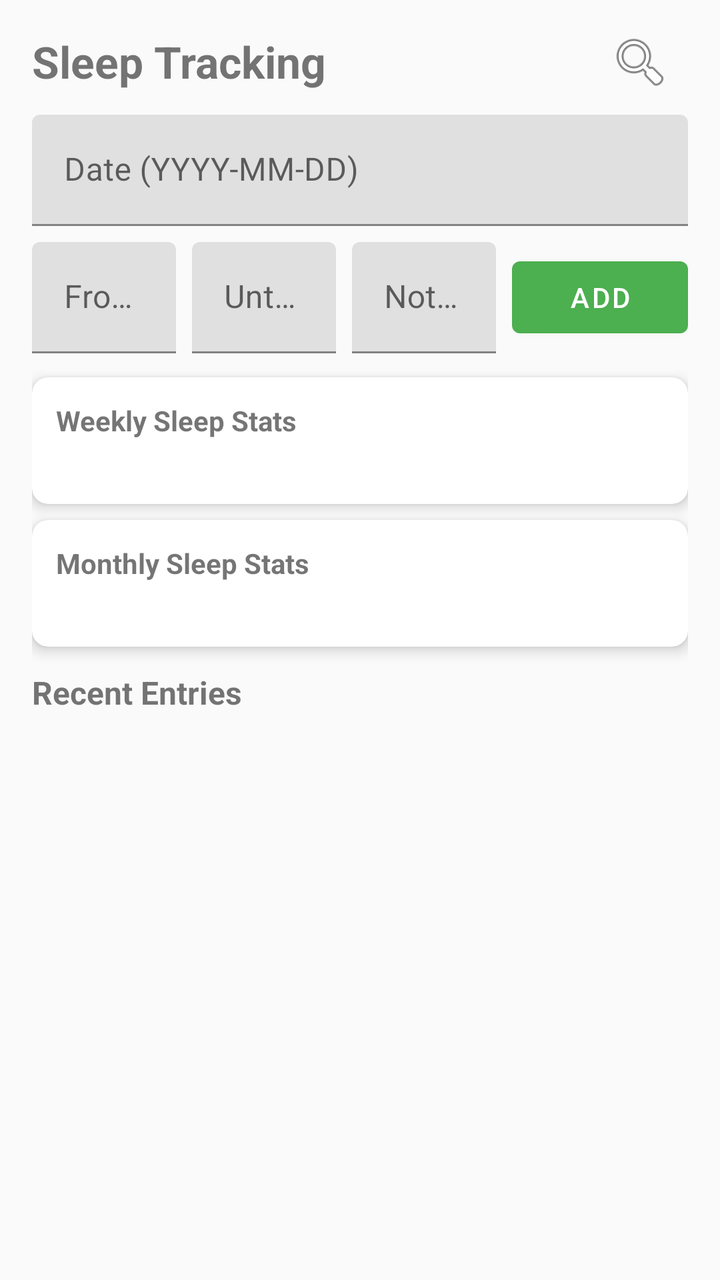
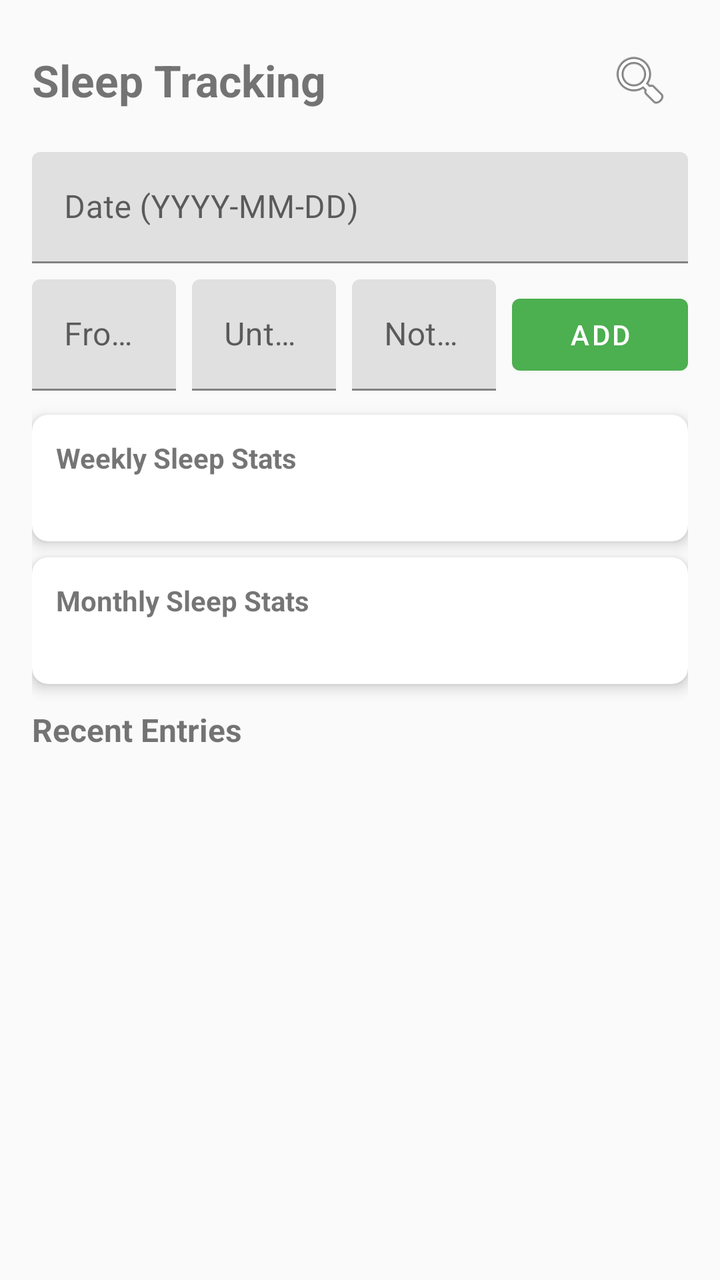

An Android layout rendered at two revisions. The XML below is the earlier revision; the diff shows what the commit changed to produce the second picture.
<!-- AndroidManifest.xml: application theme Theme.HabitEvaluator -->
<!-- res/layout/fragment_sleep_tracking.xml -->
<?xml version="1.0" encoding="utf-8"?>
<androidx.constraintlayout.widget.ConstraintLayout xmlns:android="http://schemas.android.com/apk/res/android"
    xmlns:app="http://schemas.android.com/apk/res-auto"
    android:layout_width="match_parent"
    android:layout_height="match_parent"
    android:padding="16dp">

    <TextView
        android:id="@+id/sleepTrackingTitle"
        android:layout_width="0dp"
        android:layout_height="wrap_content"
        android:text="@string/sleep_tracking_title"
        android:textSize="22sp"
        android:textStyle="bold"
        app:layout_constraintEnd_toStartOf="@id/viewAnalysisButton"
        app:layout_constraintStart_toStartOf="parent"
        app:layout_constraintTop_toTopOf="parent" />

    <ImageButton
        android:id="@+id/viewAnalysisButton"
        android:layout_width="wrap_content"
        android:layout_height="wrap_content"
        android:background="?attr/selectableItemBackgroundBorderless"
        android:contentDescription="@string/sleep_view_analysis"
        android:padding="8dp"
        android:src="@android:drawable/ic_menu_search"
        app:layout_constraintBottom_toBottomOf="@id/sleepTrackingTitle"
        app:layout_constraintEnd_toEndOf="parent"
        app:layout_constraintTop_toTopOf="@id/sleepTrackingTitle" />

    <LinearLayout
        android:id="@+id/dateInputLayout"
        android:layout_width="0dp"
        android:layout_height="wrap_content"
        android:layout_marginTop="12dp"
        android:gravity="center_vertical"
        android:orientation="horizontal"
        app:layout_constraintEnd_toEndOf="parent"
        app:layout_constraintStart_toStartOf="parent"
        app:layout_constraintTop_toBottomOf="@id/sleepTrackingTitle">

        <com.google.android.material.textfield.TextInputLayout
            android:layout_width="0dp"
            android:layout_height="wrap_content"
            android:layout_weight="1"
            android:hint="@string/sleep_date_hint">

            <com.google.android.material.textfield.TextInputEditText
                android:id="@+id/sleepDateInput"
                android:layout_width="match_parent"
                android:layout_height="wrap_content"
                android:focusable="false"
                android:clickable="true"
                android:inputType="none" />
        </com.google.android.material.textfield.TextInputLayout>
    </LinearLayout>

    <LinearLayout
        android:id="@+id/inputLayout"
        android:layout_width="0dp"
        android:layout_height="wrap_content"
        android:layout_marginTop="8dp"
        android:gravity="center_vertical"
        android:orientation="horizontal"
        app:layout_constraintEnd_toEndOf="parent"
        app:layout_constraintStart_toStartOf="parent"
        app:layout_constraintTop_toBottomOf="@id/dateInputLayout">

        <com.google.android.material.textfield.TextInputLayout
            android:layout_width="0dp"
            android:layout_height="wrap_content"
            android:layout_weight="1"
            android:hint="@string/sleep_from_hint">

            <com.google.android.material.textfield.TextInputEditText
                android:id="@+id/sleepFromInput"
                android:layout_width="match_parent"
                android:layout_height="wrap_content"
                android:inputType="time" />
        </com.google.android.material.textfield.TextInputLayout>

        <com.google.android.material.textfield.TextInputLayout
            android:layout_width="0dp"
            android:layout_height="wrap_content"
            android:layout_marginStart="8dp"
            android:layout_weight="1"
            android:hint="@string/sleep_until_hint">

            <com.google.android.material.textfield.TextInputEditText
                android:id="@+id/sleepUntilInput"
                android:layout_width="match_parent"
                android:layout_height="wrap_content"
                android:inputType="time" />
        </com.google.android.material.textfield.TextInputLayout>

        <com.google.android.material.textfield.TextInputLayout
            android:layout_width="0dp"
            android:layout_height="wrap_content"
            android:layout_marginStart="8dp"
            android:layout_weight="1"
            android:hint="@string/sleep_notes_hint">

            <com.google.android.material.textfield.TextInputEditText
                android:id="@+id/sleepNotesInput"
                android:layout_width="match_parent"
                android:layout_height="wrap_content"
                android:inputType="text" />
        </com.google.android.material.textfield.TextInputLayout>

        <com.google.android.material.button.MaterialButton
            android:id="@+id/addSleepEntryButton"
            android:layout_width="wrap_content"
            android:layout_height="wrap_content"
            android:layout_marginStart="8dp"
            android:text="@string/add_sleep_entry" />
    </LinearLayout>

    <androidx.cardview.widget.CardView
        android:id="@+id/weeklyStatsCard"
        android:layout_width="0dp"
        android:layout_height="wrap_content"
        android:layout_marginTop="12dp"
        app:cardCornerRadius="8dp"
        app:cardElevation="4dp"
        app:layout_constraintEnd_toEndOf="parent"
        app:layout_constraintStart_toStartOf="parent"
        app:layout_constraintTop_toBottomOf="@id/inputLayout">

        <LinearLayout
            android:layout_width="match_parent"
            android:layout_height="wrap_content"
            android:orientation="vertical"
            android:padding="12dp">

            <TextView
                android:layout_width="wrap_content"
                android:layout_height="wrap_content"
                android:text="@string/weekly_sleep_stats"
                android:textSize="14sp"
                android:textStyle="bold" />

            <LinearLayout
                android:layout_width="match_parent"
                android:layout_height="wrap_content"
                android:layout_marginTop="4dp"
                android:orientation="horizontal">

                <TextView
                    android:id="@+id/weeklyAvgText"
                    android:layout_width="0dp"
                    android:layout_height="wrap_content"
                    android:layout_weight="1"
                    android:gravity="center"
                    android:textSize="12sp" />

                <TextView
                    android:id="@+id/weeklyMinText"
                    android:layout_width="0dp"
                    android:layout_height="wrap_content"
                    android:layout_weight="1"
                    android:gravity="center"
                    android:textSize="12sp" />

                <TextView
                    android:id="@+id/weeklyMaxText"
                    android:layout_width="0dp"
                    android:layout_height="wrap_content"
                    android:layout_weight="1"
                    android:gravity="center"
                    android:textSize="12sp" />
            </LinearLayout>
        </LinearLayout>
    </androidx.cardview.widget.CardView>

    <androidx.cardview.widget.CardView
        android:id="@+id/monthlyStatsCard"
        android:layout_width="0dp"
        android:layout_height="wrap_content"
        android:layout_marginTop="8dp"
        app:cardCornerRadius="8dp"
        app:cardElevation="4dp"
        app:layout_constraintEnd_toEndOf="parent"
        app:layout_constraintStart_toStartOf="parent"
        app:layout_constraintTop_toBottomOf="@id/weeklyStatsCard">

        <LinearLayout
            android:layout_width="match_parent"
            android:layout_height="wrap_content"
            android:orientation="vertical"
            android:padding="12dp">

            <TextView
                android:layout_width="wrap_content"
                android:layout_height="wrap_content"
                android:text="@string/monthly_sleep_stats"
                android:textSize="14sp"
                android:textStyle="bold" />

            <LinearLayout
                android:layout_width="match_parent"
                android:layout_height="wrap_content"
                android:layout_marginTop="4dp"
                android:orientation="horizontal">

                <TextView
                    android:id="@+id/monthlyAvgText"
                    android:layout_width="0dp"
                    android:layout_height="wrap_content"
                    android:layout_weight="1"
                    android:gravity="center"
                    android:textSize="12sp" />

                <TextView
                    android:id="@+id/monthlyMinText"
                    android:layout_width="0dp"
                    android:layout_height="wrap_content"
                    android:layout_weight="1"
                    android:gravity="center"
                    android:textSize="12sp" />

                <TextView
                    android:id="@+id/monthlyMaxText"
                    android:layout_width="0dp"
                    android:layout_height="wrap_content"
                    android:layout_weight="1"
                    android:gravity="center"
                    android:textSize="12sp" />
            </LinearLayout>
        </LinearLayout>
    </androidx.cardview.widget.CardView>

    <TextView
        android:id="@+id/recentEntriesLabel"
        android:layout_width="wrap_content"
        android:layout_height="wrap_content"
        android:layout_marginTop="12dp"
        android:text="@string/recent_sleep_entries"
        android:textSize="16sp"
        android:textStyle="bold"
        app:layout_constraintStart_toStartOf="parent"
        app:layout_constraintTop_toBottomOf="@id/monthlyStatsCard" />

    <androidx.recyclerview.widget.RecyclerView
        android:id="@+id/sleepEntriesRecyclerView"
        android:layout_width="0dp"
        android:layout_height="0dp"
        android:layout_marginTop="4dp"
        app:layout_constraintBottom_toBottomOf="parent"
        app:layout_constraintEnd_toEndOf="parent"
        app:layout_constraintStart_toStartOf="parent"
        app:layout_constraintTop_toBottomOf="@id/recentEntriesLabel" />
</androidx.constraintlayout.widget.ConstraintLayout>
<!-- resources referenced by this layout -->
<resources>
  <string name="add_sleep_entry">Add</string>
  <string name="monthly_sleep_stats">Monthly Sleep Stats</string>
  <string name="recent_sleep_entries">Recent Entries</string>
  <string name="sleep_date_hint">Date (YYYY-MM-DD)</string>
  <string name="sleep_from_hint">From (HH:MM)</string>
  <string name="sleep_notes_hint">Notes (optional)</string>
  <string name="sleep_tracking_title">Sleep Tracking</string>
  <string name="sleep_until_hint">Until (HH:MM)</string>
  <string name="sleep_view_analysis">View Graph</string>
  <string name="weekly_sleep_stats">Weekly Sleep Stats</string>
  <style name="Theme.HabitEvaluator" parent="Theme.MaterialComponents.DayNight.NoActionBar">
          <item name="colorPrimary">@color/primary</item>
          <item name="colorPrimaryDark">@color/primary_dark</item>
          <item name="colorAccent">@color/accent</item>
          <item name="android:windowBackground">@color/background</item>
      </style>
  <color name="primary">#4CAF50</color>
  <color name="primary_dark">#388E3C</color>
  <color name="accent">#FFC107</color>
  <color name="background">#FAFAFA</color>
</resources>

<!-- the commit's change to res/layout/fragment_sleep_tracking.xml (unified diff, before → after) -->
@@ -1,252 +1,244 @@
 <?xml version="1.0" encoding="utf-8"?>
-<androidx.constraintlayout.widget.ConstraintLayout xmlns:android="http://schemas.android.com/apk/res/android"
+<androidx.core.widget.NestedScrollView xmlns:android="http://schemas.android.com/apk/res/android"
     xmlns:app="http://schemas.android.com/apk/res-auto"
     android:layout_width="match_parent"
-    android:layout_height="match_parent"
-    android:padding="16dp">
-
-    <TextView
-        android:id="@+id/sleepTrackingTitle"
-        android:layout_width="0dp"
+    android:layout_height="match_parent">
+
+    <LinearLayout
+        android:layout_width="match_parent"
         android:layout_height="wrap_content"
-        android:text="@string/sleep_tracking_title"
-        android:textSize="22sp"
-        android:textStyle="bold"
-        app:layout_constraintEnd_toStartOf="@id/viewAnalysisButton"
-        app:layout_constraintStart_toStartOf="parent"
-        app:layout_constraintTop_toTopOf="parent" />
-
-    <ImageButton
-        android:id="@+id/viewAnalysisButton"
-        android:layout_width="wrap_content"
-        android:layout_height="wrap_content"
-        android:background="?attr/selectableItemBackgroundBorderless"
-        android:contentDescription="@string/sleep_view_analysis"
-        android:padding="8dp"
-        android:src="@android:drawable/ic_menu_search"
-        app:layout_constraintBottom_toBottomOf="@id/sleepTrackingTitle"
-        app:layout_constraintEnd_toEndOf="parent"
-        app:layout_constraintTop_toTopOf="@id/sleepTrackingTitle" />
-
-    <LinearLayout
-        android:id="@+id/dateInputLayout"
-        android:layout_width="0dp"
-        android:layout_height="wrap_content"
-        android:layout_marginTop="12dp"
-        android:gravity="center_vertical"
-        android:orientation="horizontal"
-        app:layout_constraintEnd_toEndOf="parent"
-        app:layout_constraintStart_toStartOf="parent"
-        app:layout_constraintTop_toBottomOf="@id/sleepTrackingTitle">
-
-        <com.google.android.material.textfield.TextInputLayout
-            android:layout_width="0dp"
-            android:layout_height="wrap_content"
-            android:layout_weight="1"
-            android:hint="@string/sleep_date_hint">
-
-            <com.google.android.material.textfield.TextInputEditText
-                android:id="@+id/sleepDateInput"
-                android:layout_width="match_parent"
-                android:layout_height="wrap_content"
-                android:focusable="false"
-                android:clickable="true"
-                android:inputType="none" />
-        </com.google.android.material.textfield.TextInputLayout>
-    </LinearLayout>
-
-    <LinearLayout
-        android:id="@+id/inputLayout"
-        android:layout_width="0dp"
-        android:layout_height="wrap_content"
-        android:layout_marginTop="8dp"
-        android:gravity="center_vertical"
-        android:orientation="horizontal"
-        app:layout_constraintEnd_toEndOf="parent"
-        app:layout_constraintStart_toStartOf="parent"
-        app:layout_constraintTop_toBottomOf="@id/dateInputLayout">
-
-        <com.google.android.material.textfield.TextInputLayout
-            android:layout_width="0dp"
-            android:layout_height="wrap_content"
-            android:layout_weight="1"
-            android:hint="@string/sleep_from_hint">
-
-            <com.google.android.material.textfield.TextInputEditText
-                android:id="@+id/sleepFromInput"
-                android:layout_width="match_parent"
-                android:layout_height="wrap_content"
-                android:inputType="time" />
-        </com.google.android.material.textfield.TextInputLayout>
-
-        <com.google.android.material.textfield.TextInputLayout
-            android:layout_width="0dp"
-            android:layout_height="wrap_content"
-            android:layout_marginStart="8dp"
-            android:layout_weight="1"
-            android:hint="@string/sleep_until_hint">
-
-            <com.google.android.material.textfield.TextInputEditText
-                android:id="@+id/sleepUntilInput"
-                android:layout_width="match_parent"
-                android:layout_height="wrap_content"
-                android:inputType="time" />
-        </com.google.android.material.textfield.TextInputLayout>
-
-        <com.google.android.material.textfield.TextInputLayout
-            android:layout_width="0dp"
-            android:layout_height="wrap_content"
-            android:layout_marginStart="8dp"
-            android:layout_weight="1"
-            android:hint="@string/sleep_notes_hint">
-
-            <com.google.android.material.textfield.TextInputEditText
-                android:id="@+id/sleepNotesInput"
-                android:layout_width="match_parent"
-                android:layout_height="wrap_content"
-                android:inputType="text" />
-        </com.google.android.material.textfield.TextInputLayout>
-
-        <com.google.android.material.button.MaterialButton
-            android:id="@+id/addSleepEntryButton"
-            android:layout_width="wrap_content"
-            android:layout_height="wrap_content"
-            android:layout_marginStart="8dp"
-            android:text="@string/add_sleep_entry" />
-    </LinearLayout>
-
-    <androidx.cardview.widget.CardView
-        android:id="@+id/weeklyStatsCard"
-        android:layout_width="0dp"
-        android:layout_height="wrap_content"
-        android:layout_marginTop="12dp"
-        app:cardCornerRadius="8dp"
-        app:cardElevation="4dp"
-        app:layout_constraintEnd_toEndOf="parent"
-        app:layout_constraintStart_toStartOf="parent"
-        app:layout_constraintTop_toBottomOf="@id/inputLayout">
+        android:orientation="vertical"
+        android:padding="16dp">
 
         <LinearLayout
             android:layout_width="match_parent"
             android:layout_height="wrap_content"
-            android:orientation="vertical"
-            android:padding="12dp">
+            android:gravity="center_vertical"
+            android:orientation="horizontal">
 
             <TextView
+                android:id="@+id/sleepTrackingTitle"
+                android:layout_width="0dp"
+                android:layout_height="wrap_content"
+                android:layout_weight="1"
+                android:text="@string/sleep_tracking_title"
+                android:textSize="22sp"
+                android:textStyle="bold" />
+
+            <ImageButton
+                android:id="@+id/viewAnalysisButton"
                 android:layout_width="wrap_content"
                 android:layout_height="wrap_content"
-                android:text="@string/weekly_sleep_stats"
-                android:textSize="14sp"
-                android:textStyle="bold" />
+                android:background="?attr/selectableItemBackgroundBorderless"
+                android:contentDescription="@string/sleep_view_analysis"
+                android:padding="8dp"
+                android:src="@android:drawable/ic_menu_search" />
+        </LinearLayout>
+
+        <LinearLayout
+            android:id="@+id/dateInputLayout"
+            android:layout_width="match_parent"
+            android:layout_height="wrap_content"
+            android:layout_marginTop="12dp"
+            android:gravity="center_vertical"
+            android:orientation="horizontal">
+
+            <com.google.android.material.textfield.TextInputLayout
+                android:layout_width="0dp"
+                android:layout_height="wrap_content"
+                android:layout_weight="1"
+                android:hint="@string/sleep_date_hint">
+
+                <com.google.android.material.textfield.TextInputEditText
+                    android:id="@+id/sleepDateInput"
+                    android:layout_width="match_parent"
+                    android:layout_height="wrap_content"
+                    android:focusable="false"
+                    android:clickable="true"
+                    android:inputType="none" />
+            </com.google.android.material.textfield.TextInputLayout>
+        </LinearLayout>
+
+        <LinearLayout
+            android:id="@+id/inputLayout"
+            android:layout_width="match_parent"
+            android:layout_height="wrap_content"
+            android:layout_marginTop="8dp"
+            android:gravity="center_vertical"
+            android:orientation="horizontal">
+
+            <com.google.android.material.textfield.TextInputLayout
+                android:layout_width="0dp"
+                android:layout_height="wrap_content"
+                android:layout_weight="1"
+                android:hint="@string/sleep_from_hint">
+
+                <com.google.android.material.textfield.TextInputEditText
+                    android:id="@+id/sleepFromInput"
+                    android:layout_width="match_parent"
+                    android:layout_height="wrap_content"
+                    android:inputType="time" />
+            </com.google.android.material.textfield.TextInputLayout>
+
+            <com.google.android.material.textfield.TextInputLayout
+                android:layout_width="0dp"
+                android:layout_height="wrap_content"
+                android:layout_marginStart="8dp"
+                android:layout_weight="1"
+                android:hint="@string/sleep_until_hint">
+
+                <com.google.android.material.textfield.TextInputEditText
+                    android:id="@+id/sleepUntilInput"
+                    android:layout_width="match_parent"
+                    android:layout_height="wrap_content"
+                    android:inputType="time" />
+            </com.google.android.material.textfield.TextInputLayout>
+
+            <com.google.android.material.textfield.TextInputLayout
+                android:layout_width="0dp"
+                android:layout_height="wrap_content"
+                android:layout_marginStart="8dp"
+                android:layout_weight="1"
+                android:hint="@string/sleep_notes_hint">
+
+                <com.google.android.material.textfield.TextInputEditText
+                    android:id="@+id/sleepNotesInput"
+                    android:layout_width="match_parent"
+                    android:layout_height="wrap_content"
+                    android:inputType="text" />
+            </com.google.android.material.textfield.TextInputLayout>
+
+            <com.google.android.material.button.MaterialButton
+                android:id="@+id/addSleepEntryButton"
+                android:layout_width="wrap_content"
+                android:layout_height="wrap_content"
+                android:layout_marginStart="8dp"
+                android:text="@string/add_sleep_entry" />
+        </LinearLayout>
+
+        <androidx.cardview.widget.CardView
+            android:id="@+id/weeklyStatsCard"
+            android:layout_width="match_parent"
+            android:layout_height="wrap_content"
+            android:layout_marginTop="12dp"
+            app:cardCornerRadius="8dp"
+            app:cardElevation="4dp">
 
             <LinearLayout
                 android:layout_width="match_parent"
                 android:layout_height="wrap_content"
-                android:layout_marginTop="4dp"
-                android:orientation="horizontal">
+                android:orientation="vertical"
+                android:padding="12dp">
 
                 <TextView
-                    android:id="@+id/weeklyAvgText"
-                    android:layout_width="0dp"
-                    android:layout_height="wrap_content"
-                    android:layout_weight="1"
-                    android:gravity="center"
-                    android:textSize="12sp" />
-
-                <TextView
-                    android:id="@+id/weeklyMinText"
-                    android:layout_width="0dp"
-                    android:layout_height="wrap_content"
-                    android:layout_weight="1"
-                    android:gravity="center"
-                    android:textSize="12sp" />
-
-                <TextView
-                    android:id="@+id/weeklyMaxText"
-                    android:layout_width="0dp"
-                    android:layout_height="wrap_content"
-                    android:layout_weight="1"
-                    android:gravity="center"
-                    android:textSize="12sp" />
+                    android:layout_width="wrap_content"
+                    android:layout_height="wrap_content"
+                    android:text="@string/weekly_sleep_stats"
+                    android:textSize="14sp"
+                    android:textStyle="bold" />
+
+                <LinearLayout
+                    android:layout_width="match_parent"
+                    android:layout_height="wrap_content"
+                    android:layout_marginTop="4dp"
+                    android:orientation="horizontal">
+
+                    <TextView
+                        android:id="@+id/weeklyAvgText"
+                        android:layout_width="0dp"
+                        android:layout_height="wrap_content"
+                        android:layout_weight="1"
+                        android:gravity="center"
+                        android:textSize="12sp" />
+
+                    <TextView
+                        android:id="@+id/weeklyMinText"
+                        android:layout_width="0dp"
+                        android:layout_height="wrap_content"
+                        android:layout_weight="1"
+                        android:gravity="center"
+                        android:textSize="12sp" />
+
+                    <TextView
+                        android:id="@+id/weeklyMaxText"
+                        android:layout_width="0dp"
+                        android:layout_height="wrap_content"
+                        android:layout_weight="1"
+                        android:gravity="center"
+                        android:textSize="12sp" />
+                </LinearLayout>
             </LinearLayout>
-        </LinearLayout>
-    </androidx.cardview.widget.CardView>
-
-    <androidx.cardview.widget.CardView
-        android:id="@+id/monthlyStatsCard"
-        android:layout_width="0dp"
-        android:layout_height="wrap_content"
-        android:layout_marginTop="8dp"
-        app:cardCornerRadius="8dp"
-        app:cardElevation="4dp"
-        app:layout_constraintEnd_toEndOf="parent"
-        app:layout_constraintStart_toStartOf="parent"
-        app:layout_constraintTop_toBottomOf="@id/weeklyStatsCard">
-
-        <LinearLayout
-            android:layout_width="match_parent"
-            android:layout_height="wrap_content"
-            android:orientation="vertical"
-            android:padding="12dp">
-
-            <TextView
-                android:layout_width="wrap_content"
-                android:layout_height="wrap_content"
-                android:text="@string/monthly_sleep_stats"
-                android:textSize="14sp"
-                android:textStyle="bold" />
+        </androidx.cardview.widget.CardView>
+
+        <androidx.cardview.widget.CardView
+            android:id="@+id/monthlyStatsCard"
+            android:layout_width="match_parent"
+            android:layout_height="wrap_content"
+            android:layout_marginTop="8dp"
+            app:cardCornerRadius="8dp"
+            app:cardElevation="4dp">
 
             <LinearLayout
                 android:layout_width="match_parent"
                 android:layout_height="wrap_content"
-                android:layout_marginTop="4dp"
-                android:orientation="horizontal">
+                android:orientation="vertical"
+                android:padding="12dp">
 
                 <TextView
-                    android:id="@+id/monthlyAvgText"
-                    android:layout_width="0dp"
-                    android:layout_height="wrap_content"
-                    android:layout_weight="1"
-                    android:gravity="center"
-                    android:textSize="12sp" />
-
-                <TextView
-                    android:id="@+id/monthlyMinText"
-                    android:layout_width="0dp"
-                    android:layout_height="wrap_content"
-                    android:layout_weight="1"
-                    android:gravity="center"
-                    android:textSize="12sp" />
-
-                <TextView
-                    android:id="@+id/monthlyMaxText"
-                    android:layout_width="0dp"
-                    android:layout_height="wrap_content"
-                    android:layout_weight="1"
-                    android:gravity="center"
-                    android:textSize="12sp" />
+                    android:layout_width="wrap_content"
+                    android:layout_height="wrap_content"
+                    android:text="@string/monthly_sleep_stats"
+                    android:textSize="14sp"
+                    android:textStyle="bold" />
+
+                <LinearLayout
+                    android:layout_width="match_parent"
+                    android:layout_height="wrap_content"
+                    android:layout_marginTop="4dp"
+                    android:orientation="horizontal">
+
+                    <TextView
+                        android:id="@+id/monthlyAvgText"
+                        android:layout_width="0dp"
+                        android:layout_height="wrap_content"
+                        android:layout_weight="1"
+                        android:gravity="center"
+                        android:textSize="12sp" />
+
+                    <TextView
+                        android:id="@+id/monthlyMinText"
+                        android:layout_width="0dp"
+                        android:layout_height="wrap_content"
+                        android:layout_weight="1"
+                        android:gravity="center"
+                        android:textSize="12sp" />
+
+                    <TextView
+                        android:id="@+id/monthlyMaxText"
+                        android:layout_width="0dp"
+                        android:layout_height="wrap_content"
+                        android:layout_weight="1"
+                        android:gravity="center"
+                        android:textSize="12sp" />
+                </LinearLayout>
             </LinearLayout>
-        </LinearLayout>
-    </androidx.cardview.widget.CardView>
-
-    <TextView
-        android:id="@+id/recentEntriesLabel"
-        android:layout_width="wrap_content"
-        android:layout_height="wrap_content"
-        android:layout_marginTop="12dp"
-        android:text="@string/recent_sleep_entries"
-        android:textSize="16sp"
-        android:textStyle="bold"
-        app:layout_constraintStart_toStartOf="parent"
-        app:layout_constraintTop_toBottomOf="@id/monthlyStatsCard" />
-
-    <androidx.recyclerview.widget.RecyclerView
-        android:id="@+id/sleepEntriesRecyclerView"
-        android:layout_width="0dp"
-        android:layout_height="0dp"
-        android:layout_marginTop="4dp"
-        app:layout_constraintBottom_toBottomOf="parent"
-        app:layout_constraintEnd_toEndOf="parent"
-        app:layout_constraintStart_toStartOf="parent"
-        app:layout_constraintTop_toBottomOf="@id/recentEntriesLabel" />
-</androidx.constraintlayout.widget.ConstraintLayout>
+        </androidx.cardview.widget.CardView>
+
+        <TextView
+            android:id="@+id/recentEntriesLabel"
+            android:layout_width="wrap_content"
+            android:layout_height="wrap_content"
+            android:layout_marginTop="12dp"
+            android:text="@string/recent_sleep_entries"
+            android:textSize="16sp"
+            android:textStyle="bold" />
+
+        <androidx.recyclerview.widget.RecyclerView
+            android:id="@+id/sleepEntriesRecyclerView"
+            android:layout_width="match_parent"
+            android:layout_height="wrap_content"
+            android:layout_marginTop="4dp"
+            android:nestedScrollingEnabled="false" />
+
+    </LinearLayout>
+</androidx.core.widget.NestedScrollView>
